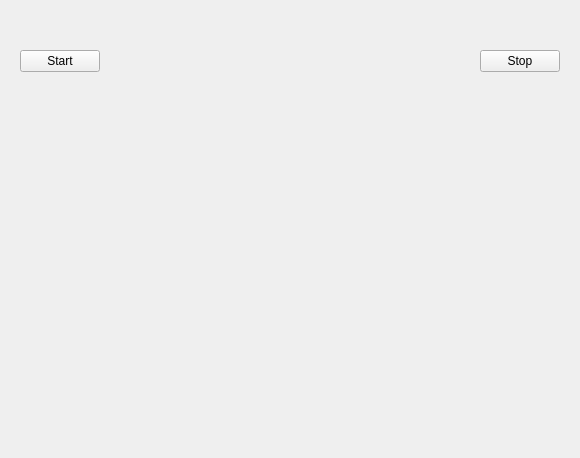
Old version of the form package/measure/gui_measure.ui in the repository ljengic/BLE_desktop_application.
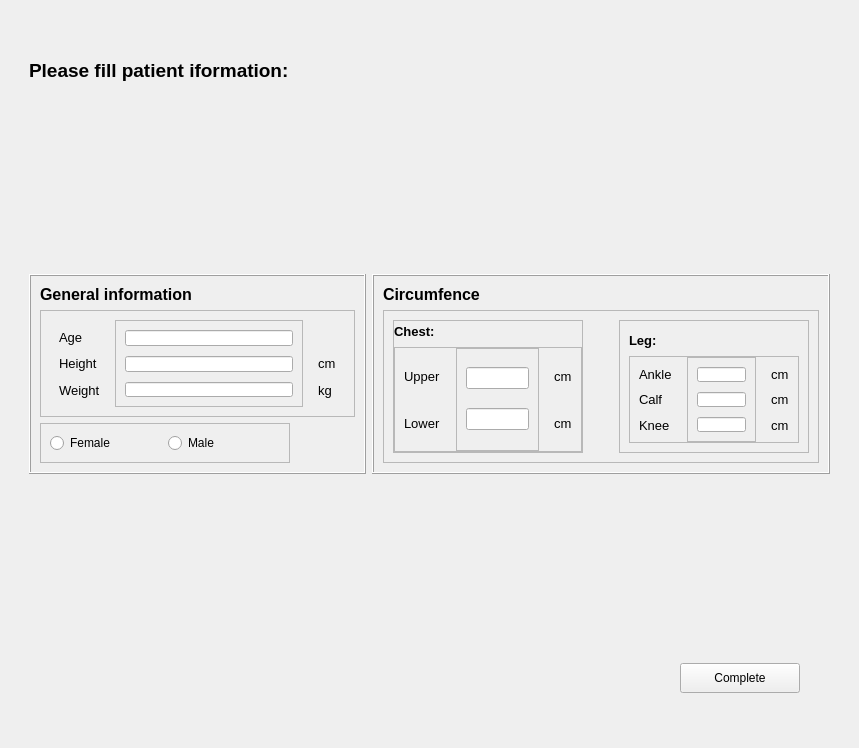
New version of the form.

Commit message: add measre gui and logic

The edit to the form file:
```diff
--- a/package/measure/gui_measure.ui
+++ b/package/measure/gui_measure.ui
@@ -6,56 +6,909 @@
    <rect>
     <x>0</x>
     <y>0</y>
-    <width>580</width>
-    <height>458</height>
+    <width>859</width>
+    <height>748</height>
    </rect>
   </property>
   <property name="windowTitle">
    <string>Form</string>
   </property>
-  <layout class="QVBoxLayout" name="verticalLayout">
+  <layout class="QVBoxLayout" name="verticalLayout_6">
    <item>
-    <widget class="QWidget" name="widget_2" native="true">
-     <property name="maximumSize">
-      <size>
-       <width>16777215</width>
-       <height>100</height>
-      </size>
+    <widget class="QStackedWidget" name="stackedWidget">
+     <property name="currentIndex">
+      <number>1</number>
      </property>
-     <layout class="QHBoxLayout" name="horizontalLayout">
-      <item>
-       <widget class="QPushButton" name="btn_start">
-        <property name="text">
-         <string>Start</string>
-        </property>
-       </widget>
-      </item>
-      <item>
-       <spacer name="horizontalSpacer">
-        <property name="orientation">
-         <enum>Qt::Horizontal</enum>
-        </property>
-        <property name="sizeHint" stdset="0">
-         <size>
-          <width>379</width>
-          <height>20</height>
-         </size>
-        </property>
-       </spacer>
-      </item>
-      <item>
-       <widget class="QPushButton" name="btn_stop">
-        <property name="text">
-         <string>Stop</string>
-        </property>
-       </widget>
-      </item>
-     </layout>
+     <widget class="QWidget" name="page">
+      <layout class="QGridLayout" name="gridLayout">
+       <item row="0" column="0">
+        <widget class="QPushButton" name="btn_start_new_measurment">
+         <property name="minimumSize">
+          <size>
+           <width>180</width>
+           <height>100</height>
+          </size>
+         </property>
+         <property name="maximumSize">
+          <size>
+           <width>180</width>
+           <height>100</height>
+          </size>
+         </property>
+         <property name="font">
+          <font>
+           <pointsize>11</pointsize>
+          </font>
+         </property>
+         <property name="text">
+          <string>Start new measurment</string>
+         </property>
+        </widget>
+       </item>
+      </layout>
+     </widget>
+     <widget class="QWidget" name="page_2">
+      <layout class="QVBoxLayout" name="verticalLayout_16">
+       <item>
+        <widget class="QWidget" name="widget_3" native="true">
+         <property name="minimumSize">
+          <size>
+           <width>0</width>
+           <height>100</height>
+          </size>
+         </property>
+         <property name="maximumSize">
+          <size>
+           <width>16777215</width>
+           <height>100</height>
+          </size>
+         </property>
+         <layout class="QHBoxLayout" name="horizontalLayout_6">
+          <item>
+           <widget class="QLabel" name="label_2">
+            <property name="font">
+             <font>
+              <pointsize>14</pointsize>
+              <weight>75</weight>
+              <bold>true</bold>
+             </font>
+            </property>
+            <property name="text">
+             <string>Please fill patient iformation:</string>
+            </property>
+           </widget>
+          </item>
+          <item>
+           <spacer name="horizontalSpacer_5">
+            <property name="orientation">
+             <enum>Qt::Horizontal</enum>
+            </property>
+            <property name="sizeHint" stdset="0">
+             <size>
+              <width>322</width>
+              <height>20</height>
+             </size>
+            </property>
+           </spacer>
+          </item>
+         </layout>
+        </widget>
+       </item>
+       <item>
+        <widget class="QWidget" name="widget_4" native="true">
+         <layout class="QHBoxLayout" name="horizontalLayout_9">
+          <item>
+           <widget class="QFrame" name="frame">
+            <property name="minimumSize">
+             <size>
+              <width>0</width>
+              <height>200</height>
+             </size>
+            </property>
+            <property name="maximumSize">
+             <size>
+              <width>16777215</width>
+              <height>200</height>
+             </size>
+            </property>
+            <property name="frameShape">
+             <enum>QFrame::Box</enum>
+            </property>
+            <property name="frameShadow">
+             <enum>QFrame::Raised</enum>
+            </property>
+            <layout class="QVBoxLayout" name="verticalLayout_5">
+             <item>
+              <widget class="QLabel" name="label">
+               <property name="font">
+                <font>
+                 <pointsize>12</pointsize>
+                 <weight>75</weight>
+                 <bold>true</bold>
+                </font>
+               </property>
+               <property name="text">
+                <string>General information</string>
+               </property>
+              </widget>
+             </item>
+             <item>
+              <widget class="QFrame" name="frame_2">
+               <property name="minimumSize">
+                <size>
+                 <width>0</width>
+                 <height>0</height>
+                </size>
+               </property>
+               <property name="maximumSize">
+                <size>
+                 <width>16777215</width>
+                 <height>16777215</height>
+                </size>
+               </property>
+               <property name="frameShape">
+                <enum>QFrame::StyledPanel</enum>
+               </property>
+               <property name="frameShadow">
+                <enum>QFrame::Raised</enum>
+               </property>
+               <layout class="QHBoxLayout" name="horizontalLayout_3">
+                <item>
+                 <widget class="QFrame" name="frame_5">
+                  <layout class="QVBoxLayout" name="verticalLayout_2">
+                   <property name="spacing">
+                    <number>10</number>
+                   </property>
+                   <item>
+                    <widget class="QLabel" name="label_4">
+                     <property name="font">
+                      <font>
+                       <pointsize>10</pointsize>
+                       <weight>50</weight>
+                       <bold>false</bold>
+                      </font>
+                     </property>
+                     <property name="text">
+                      <string>Age</string>
+                     </property>
+                    </widget>
+                   </item>
+                   <item>
+                    <widget class="QLabel" name="label_6">
+                     <property name="font">
+                      <font>
+                       <pointsize>10</pointsize>
+                       <weight>50</weight>
+                       <bold>false</bold>
+                      </font>
+                     </property>
+                     <property name="text">
+                      <string>Height</string>
+                     </property>
+                    </widget>
+                   </item>
+                   <item>
+                    <widget class="QLabel" name="label_7">
+                     <property name="font">
+                      <font>
+                       <pointsize>10</pointsize>
+                       <weight>50</weight>
+                       <bold>false</bold>
+                      </font>
+                     </property>
+                     <property name="text">
+                      <string>Weight</string>
+                     </property>
+                    </widget>
+                   </item>
+                  </layout>
+                 </widget>
+                </item>
+                <item>
+                 <widget class="QFrame" name="frame_3">
+                  <property name="frameShape">
+                   <enum>QFrame::StyledPanel</enum>
+                  </property>
+                  <property name="frameShadow">
+                   <enum>QFrame::Raised</enum>
+                  </property>
+                  <layout class="QVBoxLayout" name="verticalLayout_3">
+                   <property name="spacing">
+                    <number>10</number>
+                   </property>
+                   <item>
+                    <widget class="QLineEdit" name="input_age"/>
+                   </item>
+                   <item>
+                    <widget class="QLineEdit" name="input_height"/>
+                   </item>
+                   <item>
+                    <widget class="QLineEdit" name="input_weight"/>
+                   </item>
+                  </layout>
+                 </widget>
+                </item>
+                <item>
+                 <widget class="QWidget" name="widget_6" native="true">
+                  <layout class="QVBoxLayout" name="verticalLayout_4">
+                   <property name="spacing">
+                    <number>10</number>
+                   </property>
+                   <item>
+                    <widget class="QLabel" name="label_8">
+                     <property name="font">
+                      <font>
+                       <pointsize>10</pointsize>
+                      </font>
+                     </property>
+                     <property name="text">
+                      <string/>
+                     </property>
+                    </widget>
+                   </item>
+                   <item>
+                    <widget class="QLabel" name="label_9">
+                     <property name="font">
+                      <font>
+                       <pointsize>10</pointsize>
+                      </font>
+                     </property>
+                     <property name="text">
+                      <string>cm</string>
+                     </property>
+                    </widget>
+                   </item>
+                   <item>
+                    <widget class="QLabel" name="label_10">
+                     <property name="font">
+                      <font>
+                       <pointsize>10</pointsize>
+                      </font>
+                     </property>
+                     <property name="text">
+                      <string>kg</string>
+                     </property>
+                    </widget>
+                   </item>
+                  </layout>
+                 </widget>
+                </item>
+               </layout>
+              </widget>
+             </item>
+             <item>
+              <widget class="QFrame" name="frame_4">
+               <property name="minimumSize">
+                <size>
+                 <width>250</width>
+                 <height>0</height>
+                </size>
+               </property>
+               <property name="maximumSize">
+                <size>
+                 <width>250</width>
+                 <height>16777215</height>
+                </size>
+               </property>
+               <property name="frameShape">
+                <enum>QFrame::StyledPanel</enum>
+               </property>
+               <property name="frameShadow">
+                <enum>QFrame::Raised</enum>
+               </property>
+               <layout class="QHBoxLayout" name="horizontalLayout_5">
+                <item>
+                 <widget class="QRadioButton" name="btn_female">
+                  <property name="text">
+                   <string>Female</string>
+                  </property>
+                 </widget>
+                </item>
+                <item>
+                 <widget class="QRadioButton" name="btn_male">
+                  <property name="text">
+                   <string>Male</string>
+                  </property>
+                 </widget>
+                </item>
+               </layout>
+              </widget>
+             </item>
+            </layout>
+           </widget>
+          </item>
+          <item>
+           <widget class="QFrame" name="frame_14">
+            <property name="minimumSize">
+             <size>
+              <width>0</width>
+              <height>200</height>
+             </size>
+            </property>
+            <property name="maximumSize">
+             <size>
+              <width>16777215</width>
+              <height>200</height>
+             </size>
+            </property>
+            <property name="frameShape">
+             <enum>QFrame::Box</enum>
+            </property>
+            <property name="frameShadow">
+             <enum>QFrame::Raised</enum>
+            </property>
+            <layout class="QVBoxLayout" name="verticalLayout_15">
+             <item>
+              <widget class="QLabel" name="label_19">
+               <property name="font">
+                <font>
+                 <pointsize>12</pointsize>
+                 <weight>75</weight>
+                 <bold>true</bold>
+                </font>
+               </property>
+               <property name="text">
+                <string>Circumfence</string>
+               </property>
+              </widget>
+             </item>
+             <item>
+              <widget class="QFrame" name="frame_15">
+               <property name="frameShape">
+                <enum>QFrame::StyledPanel</enum>
+               </property>
+               <property name="frameShadow">
+                <enum>QFrame::Raised</enum>
+               </property>
+               <layout class="QHBoxLayout" name="horizontalLayout_8">
+                <item>
+                 <widget class="QFrame" name="frame_10">
+                  <property name="minimumSize">
+                   <size>
+                    <width>190</width>
+                    <height>0</height>
+                   </size>
+                  </property>
+                  <property name="maximumSize">
+                   <size>
+                    <width>190</width>
+                    <height>16777215</height>
+                   </size>
+                  </property>
+                  <property name="frameShape">
+                   <enum>QFrame::StyledPanel</enum>
+                  </property>
+                  <property name="frameShadow">
+                   <enum>QFrame::Raised</enum>
+                  </property>
+                  <layout class="QVBoxLayout" name="verticalLayout_8">
+                   <property name="leftMargin">
+                    <number>0</number>
+                   </property>
+                   <property name="topMargin">
+                    <number>0</number>
+                   </property>
+                   <property name="rightMargin">
+                    <number>0</number>
+                   </property>
+                   <property name="bottomMargin">
+                    <number>0</number>
+                   </property>
+                   <item>
+                    <widget class="QLabel" name="label_16">
+                     <property name="minimumSize">
+                      <size>
+                       <width>0</width>
+                       <height>20</height>
+                      </size>
+                     </property>
+                     <property name="maximumSize">
+                      <size>
+                       <width>16777215</width>
+                       <height>20</height>
+                      </size>
+                     </property>
+                     <property name="font">
+                      <font>
+                       <pointsize>10</pointsize>
+                       <weight>75</weight>
+                       <bold>true</bold>
+                      </font>
+                     </property>
+                     <property name="text">
+                      <string>Chest:</string>
+                     </property>
+                    </widget>
+                   </item>
+                   <item>
+                    <widget class="QFrame" name="frame_11">
+                     <property name="minimumSize">
+                      <size>
+                       <width>0</width>
+                       <height>0</height>
+                      </size>
+                     </property>
+                     <property name="maximumSize">
+                      <size>
+                       <width>16777215</width>
+                       <height>16777215</height>
+                      </size>
+                     </property>
+                     <property name="frameShape">
+                      <enum>QFrame::StyledPanel</enum>
+                     </property>
+                     <property name="frameShadow">
+                      <enum>QFrame::Raised</enum>
+                     </property>
+                     <layout class="QHBoxLayout" name="horizontalLayout_7">
+                      <property name="leftMargin">
+                       <number>0</number>
+                      </property>
+                      <property name="topMargin">
+                       <number>0</number>
+                      </property>
+                      <property name="rightMargin">
+                       <number>0</number>
+                      </property>
+                      <property name="bottomMargin">
+                       <number>0</number>
+                      </property>
+                      <item>
+                       <widget class="QFrame" name="frame_12">
+                        <layout class="QVBoxLayout" name="verticalLayout_12">
+                         <property name="spacing">
+                          <number>10</number>
+                         </property>
+                         <item>
+                          <widget class="QLabel" name="label_17">
+                           <property name="font">
+                            <font>
+                             <pointsize>10</pointsize>
+                             <weight>50</weight>
+                             <bold>false</bold>
+                            </font>
+                           </property>
+                           <property name="text">
+                            <string>Upper</string>
+                           </property>
+                          </widget>
+                         </item>
+                         <item>
+                          <widget class="QLabel" name="label_18">
+                           <property name="font">
+                            <font>
+                             <pointsize>10</pointsize>
+                             <weight>50</weight>
+                             <bold>false</bold>
+                            </font>
+                           </property>
+                           <property name="text">
+                            <string>Lower</string>
+                           </property>
+                          </widget>
+                         </item>
+                        </layout>
+                       </widget>
+                      </item>
+                      <item>
+                       <widget class="QFrame" name="frame_13">
+                        <property name="frameShape">
+                         <enum>QFrame::StyledPanel</enum>
+                        </property>
+                        <property name="frameShadow">
+                         <enum>QFrame::Raised</enum>
+                        </property>
+                        <layout class="QVBoxLayout" name="verticalLayout_13">
+                         <property name="spacing">
+                          <number>10</number>
+                         </property>
+                         <item>
+                          <widget class="QLineEdit" name="input_chest_upper"/>
+                         </item>
+                         <item>
+                          <widget class="QLineEdit" name="input_chest_lower"/>
+                         </item>
+                        </layout>
+                       </widget>
+                      </item>
+                      <item>
+                       <widget class="QWidget" name="widget_8" native="true">
+                        <layout class="QVBoxLayout" name="verticalLayout_14">
+                         <property name="spacing">
+                          <number>10</number>
+                         </property>
+                         <item>
+                          <widget class="QLabel" name="label_20">
+                           <property name="font">
+                            <font>
+                             <pointsize>10</pointsize>
+                            </font>
+                           </property>
+                           <property name="text">
+                            <string>cm</string>
+                           </property>
+                          </widget>
+                         </item>
+                         <item>
+                          <widget class="QLabel" name="label_21">
+                           <property name="font">
+                            <font>
+                             <pointsize>10</pointsize>
+                            </font>
+                           </property>
+                           <property name="text">
+                            <string>cm</string>
+                           </property>
+                          </widget>
+                         </item>
+                        </layout>
+                       </widget>
+                      </item>
+                     </layout>
+                    </widget>
+                   </item>
+                  </layout>
+                 </widget>
+                </item>
+                <item>
+                 <spacer name="horizontalSpacer_4">
+                  <property name="orientation">
+                   <enum>Qt::Horizontal</enum>
+                  </property>
+                  <property name="sizeType">
+                   <enum>QSizePolicy::Fixed</enum>
+                  </property>
+                  <property name="sizeHint" stdset="0">
+                   <size>
+                    <width>30</width>
+                    <height>20</height>
+                   </size>
+                  </property>
+                 </spacer>
+                </item>
+                <item>
+                 <widget class="QFrame" name="frame_6">
+                  <property name="minimumSize">
+                   <size>
+                    <width>190</width>
+                    <height>0</height>
+                   </size>
+                  </property>
+                  <property name="maximumSize">
+                   <size>
+                    <width>190</width>
+                    <height>16777215</height>
+                   </size>
+                  </property>
+                  <property name="frameShape">
+                   <enum>QFrame::StyledPanel</enum>
+                  </property>
+                  <property name="frameShadow">
+                   <enum>QFrame::Raised</enum>
+                  </property>
+                  <layout class="QVBoxLayout" name="verticalLayout_7">
+                   <item>
+                    <widget class="QLabel" name="label_3">
+                     <property name="minimumSize">
+                      <size>
+                       <width>0</width>
+                       <height>20</height>
+                      </size>
+                     </property>
+                     <property name="maximumSize">
+                      <size>
+                       <width>16777215</width>
+                       <height>20</height>
+                      </size>
+                     </property>
+                     <property name="font">
+                      <font>
+                       <pointsize>10</pointsize>
+                       <weight>75</weight>
+                       <bold>true</bold>
+                      </font>
+                     </property>
+                     <property name="text">
+                      <string>Leg:</string>
+                     </property>
+                    </widget>
+                   </item>
+                   <item>
+                    <widget class="QFrame" name="frame_7">
+                     <property name="minimumSize">
+                      <size>
+                       <width>0</width>
+                       <height>0</height>
+                      </size>
+                     </property>
+                     <property name="maximumSize">
+                      <size>
+                       <width>16777215</width>
+                       <height>16777215</height>
+                      </size>
+                     </property>
+                     <property name="frameShape">
+                      <enum>QFrame::StyledPanel</enum>
+                     </property>
+                     <property name="frameShadow">
+                      <enum>QFrame::Raised</enum>
+                     </property>
+                     <layout class="QHBoxLayout" name="horizontalLayout_4">
+                      <property name="leftMargin">
+                       <number>0</number>
+                      </property>
+                      <property name="topMargin">
+                       <number>0</number>
+                      </property>
+                      <property name="rightMargin">
+                       <number>0</number>
+                      </property>
+                      <property name="bottomMargin">
+                       <number>0</number>
+                      </property>
+                      <item>
+                       <widget class="QFrame" name="frame_8">
+                        <layout class="QVBoxLayout" name="verticalLayout_9">
+                         <property name="spacing">
+                          <number>10</number>
+                         </property>
+                         <item>
+                          <widget class="QLabel" name="label_5">
+                           <property name="font">
+                            <font>
+                             <pointsize>10</pointsize>
+                             <weight>50</weight>
+                             <bold>false</bold>
+                            </font>
+                           </property>
+                           <property name="text">
+                            <string>Ankle</string>
+                           </property>
+                          </widget>
+                         </item>
+                         <item>
+                          <widget class="QLabel" name="label_11">
+                           <property name="font">
+                            <font>
+                             <pointsize>10</pointsize>
+                             <weight>50</weight>
+                             <bold>false</bold>
+                            </font>
+                           </property>
+                           <property name="text">
+                            <string>Calf</string>
+                           </property>
+                          </widget>
+                         </item>
+                         <item>
+                          <widget class="QLabel" name="label_12">
+                           <property name="font">
+                            <font>
+                             <pointsize>10</pointsize>
+                             <weight>50</weight>
+                             <bold>false</bold>
+                            </font>
+                           </property>
+                           <property name="text">
+                            <string>Knee</string>
+                           </property>
+                          </widget>
+                         </item>
+                        </layout>
+                       </widget>
+                      </item>
+                      <item>
+                       <widget class="QFrame" name="frame_9">
+                        <property name="frameShape">
+                         <enum>QFrame::StyledPanel</enum>
+                        </property>
+                        <property name="frameShadow">
+                         <enum>QFrame::Raised</enum>
+                        </property>
+                        <layout class="QVBoxLayout" name="verticalLayout_10">
+                         <property name="spacing">
+                          <number>10</number>
+                         </property>
+                         <item>
+                          <widget class="QLineEdit" name="input_leg_ankle"/>
+                         </item>
+                         <item>
+                          <widget class="QLineEdit" name="input_leg_calf"/>
+                         </item>
+                         <item>
+                          <widget class="QLineEdit" name="input_leg_knee"/>
+                         </item>
+                        </layout>
+                       </widget>
+                      </item>
+                      <item>
+                       <widget class="QWidget" name="widget_7" native="true">
+                        <layout class="QVBoxLayout" name="verticalLayout_11">
+                         <property name="spacing">
+                          <number>10</number>
+                         </property>
+                         <item>
+                          <widget class="QLabel" name="label_13">
+                           <property name="font">
+                            <font>
+                             <pointsize>10</pointsize>
+                            </font>
+                           </property>
+                           <property name="text">
+                            <string>cm</string>
+                           </property>
+                          </widget>
+                         </item>
+                         <item>
+                          <widget class="QLabel" name="label_14">
+                           <property name="font">
+                            <font>
+                             <pointsize>10</pointsize>
+                            </font>
+                           </property>
+                           <property name="text">
+                            <string>cm</string>
+                           </property>
+                          </widget>
+                         </item>
+                         <item>
+                          <widget class="QLabel" name="label_15">
+                           <property name="font">
+                            <font>
+                             <pointsize>10</pointsize>
+                            </font>
+                           </property>
+                           <property name="text">
+                            <string>cm</string>
+                           </property>
+                          </widget>
+                         </item>
+                        </layout>
+                       </widget>
+                      </item>
+                     </layout>
+                    </widget>
+                   </item>
+                  </layout>
+                 </widget>
+                </item>
+               </layout>
+              </widget>
+             </item>
+            </layout>
+           </widget>
+          </item>
+         </layout>
+        </widget>
+       </item>
+       <item>
+        <widget class="QWidget" name="widget_5" native="true">
+         <property name="minimumSize">
+          <size>
+           <width>0</width>
+           <height>100</height>
+          </size>
+         </property>
+         <property name="maximumSize">
+          <size>
+           <width>16777215</width>
+           <height>100</height>
+          </size>
+         </property>
+         <layout class="QHBoxLayout" name="horizontalLayout_2">
+          <item>
+           <spacer name="horizontalSpacer_2">
+            <property name="orientation">
+             <enum>Qt::Horizontal</enum>
+            </property>
+            <property name="sizeHint" stdset="0">
+             <size>
+              <width>637</width>
+              <height>20</height>
+             </size>
+            </property>
+           </spacer>
+          </item>
+          <item>
+           <widget class="QPushButton" name="btn_complete">
+            <property name="sizePolicy">
+             <sizepolicy hsizetype="Minimum" vsizetype="Fixed">
+              <horstretch>0</horstretch>
+              <verstretch>0</verstretch>
+             </sizepolicy>
+            </property>
+            <property name="minimumSize">
+             <size>
+              <width>120</width>
+              <height>30</height>
+             </size>
+            </property>
+            <property name="maximumSize">
+             <size>
+              <width>120</width>
+              <height>30</height>
+             </size>
+            </property>
+            <property name="text">
+             <string>Complete</string>
+            </property>
+           </widget>
+          </item>
+          <item>
+           <spacer name="horizontalSpacer_3">
+            <property name="orientation">
+             <enum>Qt::Horizontal</enum>
+            </property>
+            <property name="sizeType">
+             <enum>QSizePolicy::Fixed</enum>
+            </property>
+            <property name="sizeHint" stdset="0">
+             <size>
+              <width>30</width>
+              <height>20</height>
+             </size>
+            </property>
+           </spacer>
+          </item>
+         </layout>
+        </widget>
+       </item>
+      </layout>
+     </widget>
+     <widget class="QWidget" name="page_3">
+      <layout class="QVBoxLayout" name="verticalLayout">
+       <item>
+        <widget class="QWidget" name="widget" native="true">
+         <property name="minimumSize">
+          <size>
+           <width>0</width>
+           <height>100</height>
+          </size>
+         </property>
+         <property name="maximumSize">
+          <size>
+           <width>16777215</width>
+           <height>100</height>
+          </size>
+         </property>
+         <layout class="QHBoxLayout" name="horizontalLayout">
+          <item>
+           <widget class="QPushButton" name="btn_start">
+            <property name="text">
+             <string>Start</string>
+            </property>
+           </widget>
+          </item>
+          <item>
+           <spacer name="horizontalSpacer">
+            <property name="orientation">
+             <enum>Qt::Horizontal</enum>
+            </property>
+            <property name="sizeHint" stdset="0">
+             <size>
+              <width>433</width>
+              <height>20</height>
+             </size>
+            </property>
+           </spacer>
+          </item>
+          <item>
+           <widget class="QPushButton" name="btn_stop">
+            <property name="text">
+             <string>Stop</string>
+            </property>
+           </widget>
+          </item>
+         </layout>
+        </widget>
+       </item>
+       <item>
+        <widget class="QWidget" name="widget_2" native="true"/>
+       </item>
+      </layout>
+     </widget>
     </widget>
    </item>
-   <item>
-    <widget class="QWidget" name="widget" native="true"/>
-   </item>
   </layout>
  </widget>
  <resources/>
```
The commit also changes 3 other files.
